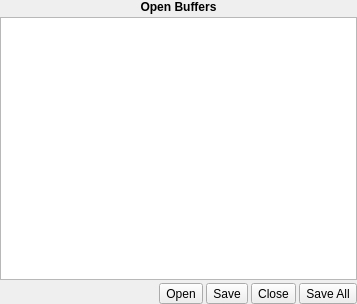
Above: src/plugins/buffers/openbufferswidget.ui from CryFeiFei/klatexformula before the change. Below: the same form after it.
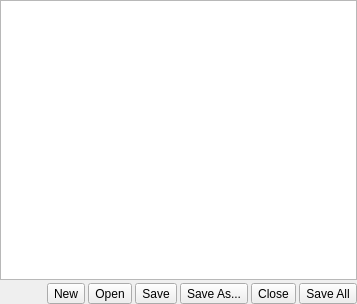
That is the form after the change. Custom widgets are drawn as their Qt base class.

Commit message: * Buffers plugin now works very basically * Fixed bug in legacy library new resource creation (!!!) * many bug fixes, general tweaks

```diff
--- a/src/plugins/buffers/openbufferswidget.ui
+++ b/src/plugins/buffers/openbufferswidget.ui
@@ -20,28 +20,6 @@
    <property name="margin">
     <number>0</number>
    </property>
-   <item>
-    <widget class="QLabel" name="label">
-     <property name="sizePolicy">
-      <sizepolicy hsizetype="Preferred" vsizetype="Fixed">
-       <horstretch>0</horstretch>
-       <verstretch>0</verstretch>
-      </sizepolicy>
-     </property>
-     <property name="font">
-      <font>
-       <weight>75</weight>
-       <bold>true</bold>
-      </font>
-     </property>
-     <property name="text">
-      <string>Open Buffers</string>
-     </property>
-     <property name="alignment">
-      <set>Qt::AlignCenter</set>
-     </property>
-    </widget>
-   </item>
    <item>
     <widget class="OpenBuffersListWidget" name="lstBuffers"/>
    </item>
@@ -60,6 +38,13 @@
        </property>
       </spacer>
      </item>
+     <item>
+      <widget class="QToolButton" name="btnNew">
+       <property name="text">
+        <string>New</string>
+       </property>
+      </widget>
+     </item>
      <item>
       <widget class="QToolButton" name="btnOpen">
        <property name="text">
@@ -74,6 +59,13 @@
        </property>
       </widget>
      </item>
+     <item>
+      <widget class="QToolButton" name="btnSaveAs">
+       <property name="text">
+        <string>Save As...</string>
+       </property>
+      </widget>
+     </item>
      <item>
       <widget class="QToolButton" name="btnClose">
        <property name="text">
```
Left out of the diff: 4 changed lines with no effect on the pictures. The commit also changes 9 other files.
